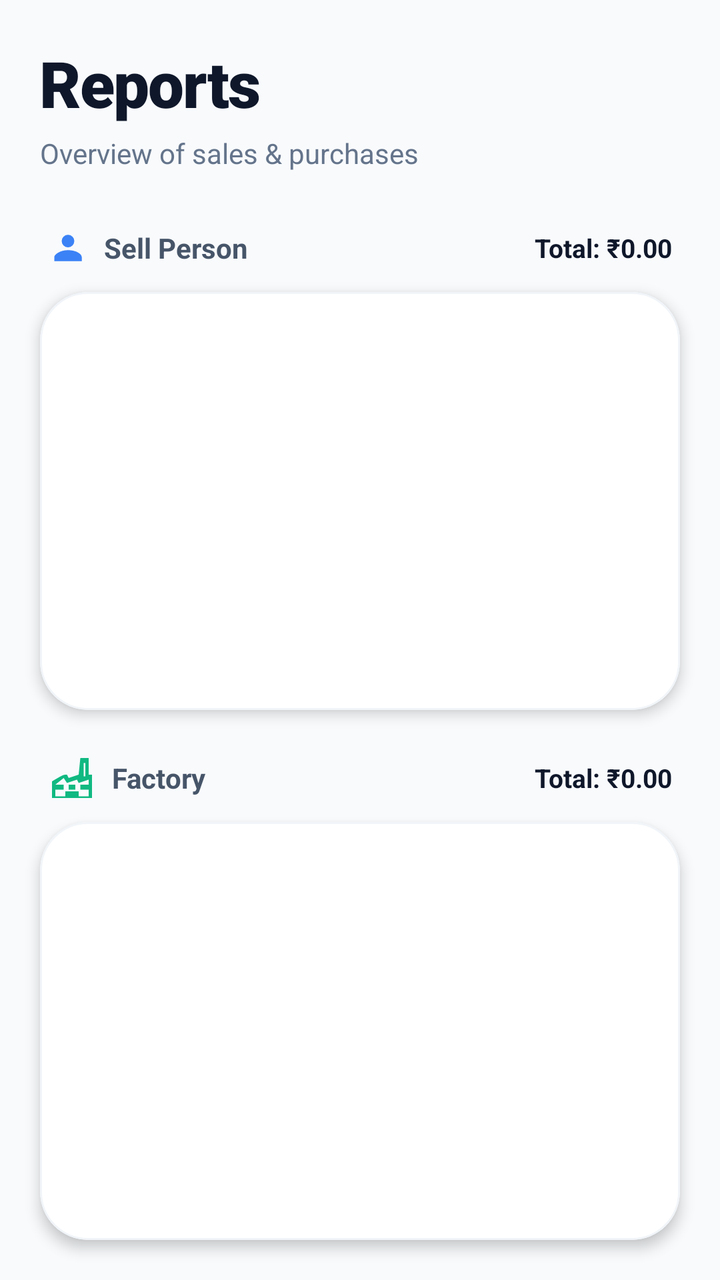
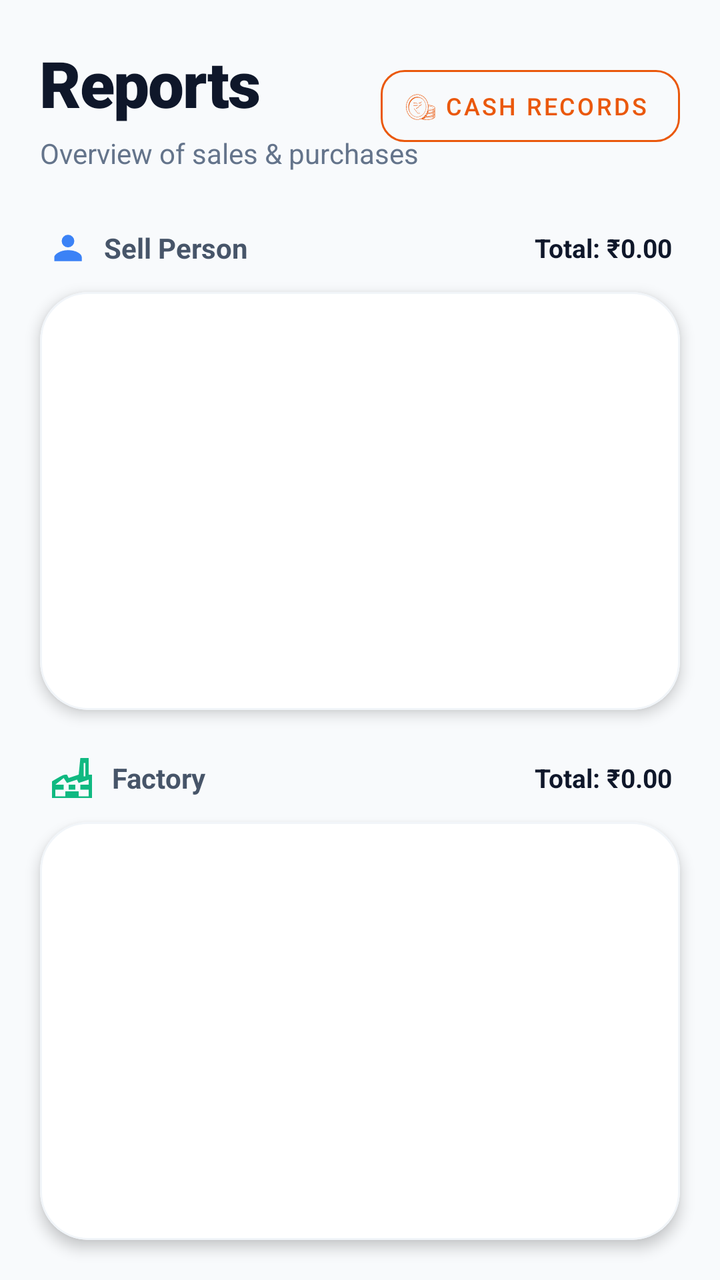

Screens rendered from an Android XML layout before and after an edit, with the pre-edit source and the edit as a unified diff.
<!-- AndroidManifest.xml: application theme Theme.Transport1 -->
<!-- res/layout/activity_reports.xml -->
<?xml version="1.0" encoding="utf-8"?>
<LinearLayout xmlns:android="http://schemas.android.com/apk/res/android"
    xmlns:app="http://schemas.android.com/apk/res-auto"
    android:layout_width="match_parent"
    android:layout_height="match_parent"
    android:orientation="vertical"
    android:background="#F8FAFC"
    android:padding="20dp"
    android:clipToPadding="false">

    
    <LinearLayout
        android:layout_width="match_parent"
        android:layout_height="wrap_content"
        android:orientation="vertical"
        android:layout_marginBottom="28dp">

        <TextView
            android:layout_width="wrap_content"
            android:layout_height="wrap_content"
            android:text="Reports"
            android:textSize="32sp"
            android:fontFamily="sans-serif-black"
            android:textColor="#0F172A"
            android:letterSpacing="-0.02" />

        <TextView
            android:layout_width="wrap_content"
            android:layout_height="wrap_content"
            android:text="Overview of sales &amp; purchases"
            android:textSize="14sp"
            android:textColor="#64748B"
            android:layout_marginTop="4dp" />
    </LinearLayout>

    
    <RelativeLayout
        android:layout_width="match_parent"
        android:layout_height="wrap_content"
        android:layout_marginBottom="12dp"
        android:paddingHorizontal="4dp">

        <LinearLayout
            android:layout_width="wrap_content"
            android:layout_height="wrap_content"
            android:orientation="horizontal"
            android:gravity="center_vertical"
            android:layout_alignParentStart="true">

            <ImageView
                android:layout_width="20dp"
                android:layout_height="20dp"
                android:src="@drawable/ic_person"
                app:tint="#3B82F6" />

            <TextView
                android:layout_width="wrap_content"
                android:layout_height="wrap_content"
                android:text="Sell Person"
                android:textSize="14sp"
                android:textStyle="bold"
                android:textColor="#475569"
                android:layout_marginStart="8dp" />
        </LinearLayout>

        <TextView
            android:id="@+id/txtGrandTotalSellRemaining"
            android:layout_width="wrap_content"
            android:layout_height="wrap_content"
            android:text="Total: ₹0.00"
            android:textSize="13sp"
            android:textStyle="bold"
            android:textColor="#0F172A"
            android:layout_alignParentEnd="true"
            android:layout_centerVertical="true" />
    </RelativeLayout>

    
    <com.google.android.material.card.MaterialCardView
        android:layout_width="match_parent"
        android:layout_height="0dp"
        android:layout_weight="1"
        android:layout_marginBottom="24dp"
        app:cardCornerRadius="24dp"
        app:cardElevation="4dp"
        app:cardBackgroundColor="#FFFFFF"
        app:strokeWidth="1dp"
        app:strokeColor="#F1F5F9">

        <ListView
            android:id="@+id/listSellPerson"
            android:layout_width="match_parent"
            android:layout_height="match_parent"
            android:divider="#F1F5F9"
            android:dividerHeight="1dp"
            android:padding="12dp"
            android:clipToPadding="false"
            android:scrollbars="none"
            android:overScrollMode="never" />
    </com.google.android.material.card.MaterialCardView>

    
    <RelativeLayout
        android:layout_width="match_parent"
        android:layout_height="wrap_content"
        android:layout_marginBottom="12dp"
        android:paddingHorizontal="4dp">

        <LinearLayout
            android:layout_width="wrap_content"
            android:layout_height="wrap_content"
            android:gravity="center_vertical"
            android:orientation="horizontal">

            <ImageView
                android:layout_width="wrap_content"
                android:layout_height="20dp"
                android:src="@drawable/ic_factory"
                app:tint="#10B981" />

            <TextView
                android:layout_width="wrap_content"
                android:layout_height="wrap_content"
                android:layout_marginStart="8dp"
                android:text="Factory"
                android:textColor="#475569"
                android:textSize="14sp"
                android:textStyle="bold" />
        </LinearLayout>
        <TextView
            android:id="@+id/txtGrandTotalFactoryRemaining"
            android:layout_width="wrap_content"
            android:layout_height="wrap_content"
            android:text="Total: ₹0.00"
            android:textSize="13sp"
            android:textStyle="bold"
            android:textColor="#0F172A"
            android:layout_alignParentEnd="true"
            android:layout_centerVertical="true" />
    </RelativeLayout>

    
    <com.google.android.material.card.MaterialCardView
        android:layout_width="match_parent"
        android:layout_height="0dp"
        android:layout_weight="1"
        app:cardCornerRadius="24dp"
        app:cardElevation="4dp"
        app:cardBackgroundColor="#FFFFFF"
        app:strokeWidth="1dp"
        app:strokeColor="#F1F5F9">

        <ListView
            android:id="@+id/listFactory"
            android:layout_width="match_parent"
            android:layout_height="match_parent"
            android:divider="#F1F5F9"
            android:dividerHeight="1dp"
            android:padding="12dp"
            android:clipToPadding="false"
            android:scrollbars="none"
            android:overScrollMode="never" />
    </com.google.android.material.card.MaterialCardView>

</LinearLayout>
<!-- resources referenced by this layout -->
<resources>
  <!-- drawable ic_factory (drawable) -->
  <vector xmlns:android="http://schemas.android.com/apk/res/android"
      android:width="24dp"
      android:height="24dp"
      android:viewportWidth="24"
      android:viewportHeight="24">
    <path
        android:pathData="M17,0C18.65,0 20.3,0 22,0C22,3.3 22,6.6 22,10C22.66,10 23.32,10 24,10C24,14.62 24,19.24 24,24C16.08,24 8.16,24 0,24C0,20.7 0,17.4 0,14C6.75,10 6.75,10 9,10C9.33,10.66 9.66,11.32 10,12C11.98,11.34 13.96,10.68 16,10C16.33,6.7 16.66,3.4 17,0ZM19,3C19,5.64 19,8.28 19,11C19.33,11 19.66,11 20,11C20,8.36 20,5.72 20,3C19.67,3 19.34,3 19,3ZM7,12C5.35,13.32 3.7,14.64 2,16C3.65,16 5.3,16 7,16C7,16.99 7,17.98 7,19C5.35,19 3.7,19 2,19C2,20.32 2,21.64 2,23C3.98,23 5.96,23 8,23C8,22.01 8,21.02 8,20C10.64,20 13.28,20 16,20C16,20.99 16,21.98 16,23C17.98,23 19.96,23 22,23C22,21.68 22,20.36 22,19C20.35,19 18.7,19 17,19C17,18.01 17,17.02 17,16C18.65,16 20.3,16 22,16C22,15.01 22,14.02 22,13C20.02,13.66 18.04,14.32 16,15C15.67,14.34 15.34,13.68 15,13C13.02,13.66 11.04,14.32 9,15C8.34,14.01 7.68,13.02 7,12Z"
        android:fillColor="#000000"/>
    <path
        android:pathData="M10,16C11.32,16 12.64,16 14,16C14,16.99 14,17.98 14,19C12.68,19 11.36,19 10,19C10,18.01 10,17.02 10,16Z"
        android:fillColor="#000000"/>
  </vector>
  <!-- drawable ic_person (drawable) -->
  <vector xmlns:android="http://schemas.android.com/apk/res/android"
      android:width="800dp"
      android:height="800dp"
      android:viewportWidth="32"
      android:viewportHeight="32">
    <path
        android:pathData="M16,15.503A5.041,5.041 0,1 0,16 5.42a5.041,5.041 0,0 0,0 10.083zM16,17.718c-6.703,0 -11,3.699 -11,5.5v3.363h22v-3.363c0,-2.178 -4.068,-5.5 -11,-5.5z"
        android:fillColor="#000000"/>
  </vector>
  <style name="Theme.Transport1" parent="Theme.MaterialComponents.DayNight.NoActionBar">
          
          <item name="colorPrimary">#1976D2</item>
          <item name="colorPrimaryVariant">#1565C0</item>
          <item name="colorOnPrimary">@color/white</item>
          
          <item name="colorSecondary">#03DAC6</item>
          <item name="colorSecondaryVariant">#018786</item>
          <item name="colorOnSecondary">@color/black</item>
          
          <item name="android:statusBarColor">?attr/colorPrimaryVariant</item>
      </style>
  <color name="white">#FFFFFFFF</color>
  <color name="black">#FF000000</color>
</resources>

<!-- the commit's change to res/layout/activity_reports.xml (unified diff, before → after) -->
@@ -9,29 +9,52 @@
     android:clipToPadding="false">
 
     
-    <LinearLayout
+    <RelativeLayout
         android:layout_width="match_parent"
         android:layout_height="wrap_content"
-        android:orientation="vertical"
         android:layout_marginBottom="28dp">
 
-        <TextView
+        <LinearLayout
             android:layout_width="wrap_content"
             android:layout_height="wrap_content"
-            android:text="Reports"
-            android:textSize="32sp"
-            android:fontFamily="sans-serif-black"
-            android:textColor="#0F172A"
-            android:letterSpacing="-0.02" />
+            android:orientation="vertical"
+            android:layout_alignParentStart="true">
 
-        <TextView
+            <TextView
+                android:layout_width="wrap_content"
+                android:layout_height="wrap_content"
+                android:text="Reports"
+                android:textSize="32sp"
+                android:fontFamily="sans-serif-black"
+                android:textColor="#0F172A"
+                android:letterSpacing="-0.02" />
+
+            <TextView
+                android:layout_width="wrap_content"
+                android:layout_height="wrap_content"
+                android:text="Overview of sales &amp; purchases"
+                android:textSize="14sp"
+                android:textColor="#64748B"
+                android:layout_marginTop="4dp" />
+        </LinearLayout>
+
+        <com.google.android.material.button.MaterialButton
+            android:id="@+id/btnOpenCashRecords"
+            style="@style/Widget.MaterialComponents.Button.OutlinedButton.Icon"
             android:layout_width="wrap_content"
             android:layout_height="wrap_content"
-            android:text="Overview of sales &amp; purchases"
-            android:textSize="14sp"
-            android:textColor="#64748B"
-            android:layout_marginTop="4dp" />
-    </LinearLayout>
+            android:layout_alignParentEnd="true"
+            android:layout_centerVertical="true"
+            android:text="Cash Records"
+            android:textSize="12sp"
+            app:icon="@drawable/coin"
+            app:iconSize="16dp"
+            app:cornerRadius="12dp"
+            app:strokeColor="#EA580C"
+            android:textColor="#EA580C"
+            app:iconTint="#EA580C" />
+
+    </RelativeLayout>
 
     
     <RelativeLayout
<!-- resource entries referenced after the edit -->
@@ -1,5 +1,6 @@
 <!-- resources referenced by this layout -->
 <resources>
+  <!-- drawable coin: vector/xml drawable (drawable, 15702 chars, omitted) -->
   <!-- drawable ic_factory (drawable) -->
   <vector xmlns:android="http://schemas.android.com/apk/res/android"
       android:width="24dp"
